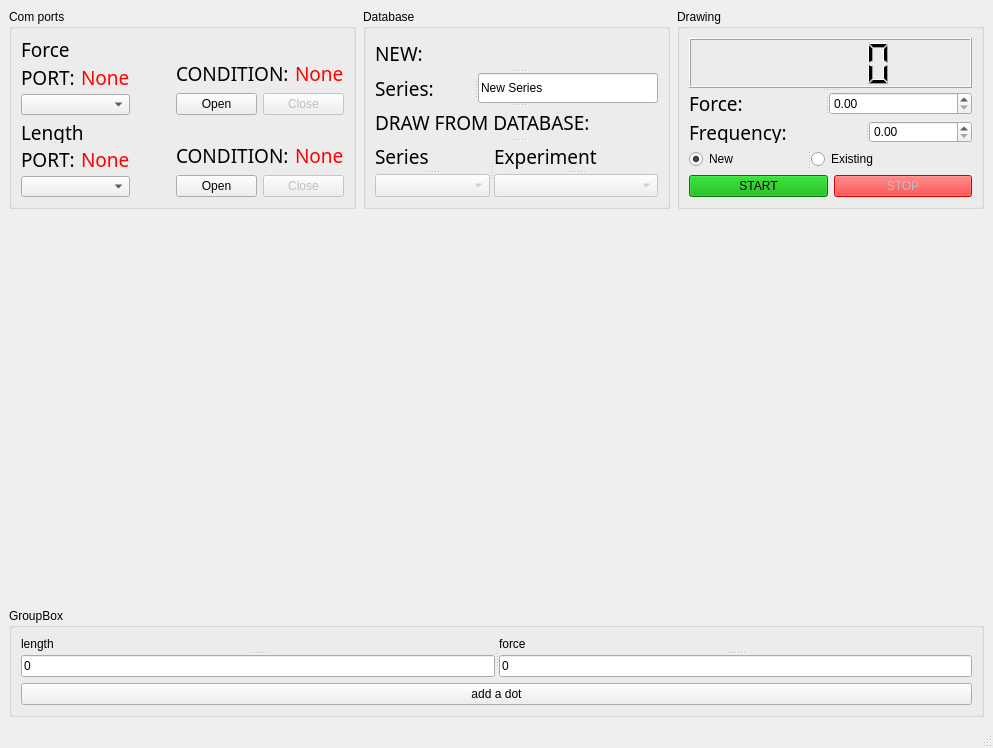
Before: the Qt Designer form TensileTest/mainwindow.ui in ILIIH/stretching_machine, drawn with Qt 5.
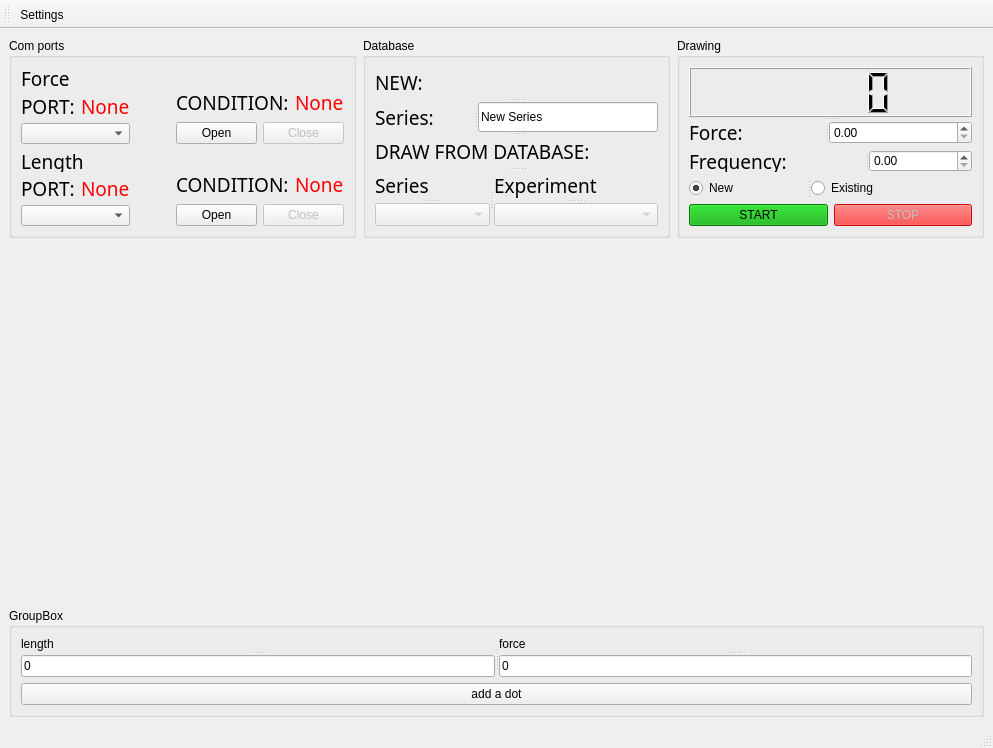
After: the same form once the commit is applied. Custom widgets are drawn as their Qt base class.

Commit message: new widget - settings

What changed in the file:
```diff
--- a/TensileTest/mainwindow.ui
+++ b/TensileTest/mainwindow.ui
@@ -665,6 +665,26 @@
    </property>
   </widget>
   <widget class="QStatusBar" name="statusbar"/>
+  <widget class="QToolBar" name="toolBar">
+   <property name="windowTitle">
+    <string>toolBar</string>
+   </property>
+   <attribute name="toolBarArea">
+    <enum>TopToolBarArea</enum>
+   </attribute>
+   <attribute name="toolBarBreak">
+    <bool>false</bool>
+   </attribute>
+   <addaction name="clickTheSettings"/>
+  </widget>
+  <action name="clickTheSettings">
+   <property name="text">
+    <string>Settings</string>
+   </property>
+   <property name="toolTip">
+    <string>to run the machine</string>
+   </property>
+  </action>
  </widget>
  <customwidgets>
   <customwidget>
```
Left out of the diff: 2 changed lines with no effect on the pictures. The commit also changes 26 other files.
